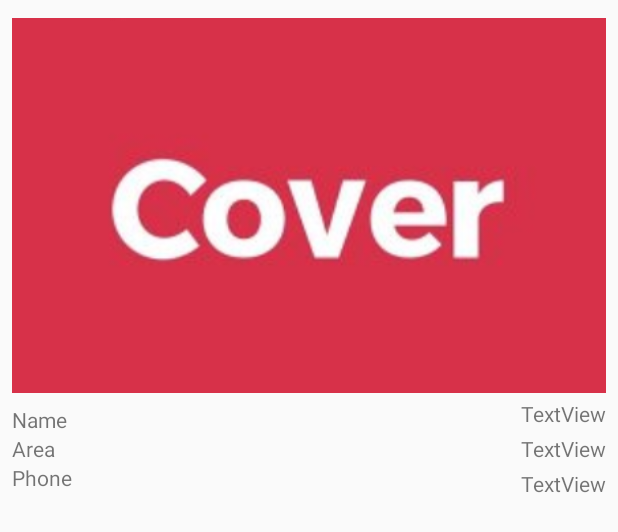
After one commit to wahid8080/To-let, an Android app: the layout favorate_list_view.xml on its own in the app's theme, with its tools: preview values and no code run, on a phone screen of 412 x 824 dp. The commit adds this screen. Shown: the top 532 px of the screen. Run offline under Robolectric (Android 15) with nearby library versions, the phone set to English and light mode, and no system bars.

Commit message:
4rd commit

```diff
--- a/app/src/main/java/com/example/goolemap/Fragment/FragmentHome.java
+++ b/app/src/main/java/com/example/goolemap/Fragment/FragmentHome.java
@@ -177,6 +177,7 @@ public class FragmentHome extends Fragment {
             }
         });
 
+
         button.setOnClickListener(new View.OnClickListener() {
             @Override
             public void onClick(View v) {
--- a/app/src/main/java/com/example/goolemap/UploadData/UploadRoomOrFlat.java
+++ b/app/src/main/java/com/example/goolemap/UploadData/UploadRoomOrFlat.java
@@ -56,7 +56,7 @@ public class UploadRoomOrFlat extends AppCompatActivity {
 
 
         price = findViewById(R.id.housePrice);
-        mImg1 = findViewById(R.id.image1);
+        mImg1 = findViewById(R.id.image1_id);
         mImg2 = findViewById(R.id.image2);
         mImg3 = findViewById(R.id.image3);
         mImg4 = findViewById(R.id.image4);
--- a/app/src/main/java/com/example/goolemap/YourRent.java
+++ b/app/src/main/java/com/example/goolemap/YourRent.java
@@ -22,7 +22,6 @@ public class YourRent extends AppCompatActivity {
     RecyclerView recyclerViewForFlat;
     FirebaseUser user;
     ArrayList<BookingInformation> bookingInformationArrayList;
-
     BookingAdepter bookingAdepter;
 
 
--- a/app/src/main/res/layout/activity_upload_room_or_flat.xml
+++ b/app/src/main/res/layout/activity_upload_room_or_flat.xml
@@ -27,7 +27,7 @@
                 <ImageView
                     android:layout_margin="2dp"
                     android:scaleType="centerCrop"
-                    android:id="@+id/image1"
+                    android:id="@+id/image1_id"
                     android:layout_weight="1"
                     android:src="@drawable/blank_logo"
                     android:layout_width="match_parent"
--- /dev/null
+++ b/app/src/main/res/layout/favorate_list_view.xml
@@ -0,0 +1,93 @@
+<?xml version="1.0" encoding="utf-8"?>
+<androidx.constraintlayout.widget.ConstraintLayout xmlns:android="http://schemas.android.com/apk/res/android"
+    xmlns:app="http://schemas.android.com/apk/res-auto"
+    xmlns:tools="http://schemas.android.com/tools"
+    android:id="@+id/linearLayout2"
+    android:layout_width="match_parent"
+    android:layout_height="wrap_content"
+    android:orientation="vertical">
+
+    <ImageView
+        android:id="@+id/image1_id"
+        android:layout_width="0dp"
+        android:layout_height="250dp"
+        android:layout_marginStart="8dp"
+        android:layout_marginLeft="8dp"
+        android:layout_marginTop="8dp"
+        android:layout_marginEnd="8dp"
+        android:layout_marginRight="8dp"
+        android:scaleType="centerCrop"
+        app:layout_constraintBottom_toTopOf="@+id/name_id"
+        app:layout_constraintEnd_toEndOf="parent"
+        app:layout_constraintStart_toStartOf="parent"
+        app:layout_constraintTop_toTopOf="parent"
+        app:srcCompat="@drawable/cover_image" />
+
+    <TextView
+        android:id="@+id/textView"
+        android:layout_width="wrap_content"
+        android:layout_height="wrap_content"
+        android:layout_marginStart="8dp"
+        android:layout_marginLeft="8dp"
+        android:layout_marginTop="8dp"
+        android:text="Name"
+        app:layout_constraintBottom_toTopOf="@+id/textView2"
+        app:layout_constraintStart_toStartOf="parent"
+        app:layout_constraintTop_toBottomOf="@+id/image1_id" />
+
+    <TextView
+        android:id="@+id/textView2"
+        android:layout_width="wrap_content"
+        android:layout_height="wrap_content"
+        android:layout_marginStart="8dp"
+        android:layout_marginLeft="8dp"
+        android:text="Area"
+        app:layout_constraintBottom_toTopOf="@+id/textView3"
+        app:layout_constraintStart_toStartOf="parent"
+        app:layout_constraintTop_toBottomOf="@+id/textView" />
+
+    <TextView
+        android:id="@+id/textView3"
+        android:layout_width="wrap_content"
+        android:layout_height="wrap_content"
+        android:layout_marginStart="8dp"
+        android:layout_marginLeft="8dp"
+        android:layout_marginBottom="8dp"
+        android:text="Phone"
+        app:layout_constraintBottom_toBottomOf="parent"
+        app:layout_constraintStart_toStartOf="parent"
+        app:layout_constraintTop_toBottomOf="@+id/textView2" />
+
+    <TextView
+        android:id="@+id/name_id"
+        android:layout_width="wrap_content"
+        android:layout_height="wrap_content"
+        android:layout_marginEnd="8dp"
+        android:layout_marginRight="8dp"
+        android:text="TextView"
+        app:layout_constraintBottom_toTopOf="@+id/area_id"
+        app:layout_constraintEnd_toEndOf="parent"
+        app:layout_constraintTop_toBottomOf="@+id/image1_id" />
+
+    <TextView
+        android:id="@+id/area_id"
+        android:layout_width="wrap_content"
+        android:layout_height="wrap_content"
+        android:layout_marginEnd="8dp"
+        android:layout_marginRight="8dp"
+        android:text="TextView"
+        app:layout_constraintBottom_toTopOf="@+id/phone_id"
+        app:layout_constraintEnd_toEndOf="parent"
+        app:layout_constraintTop_toBottomOf="@+id/name_id" />
+
+    <TextView
+        android:id="@+id/phone_id"
+        android:layout_width="wrap_content"
+        android:layout_height="wrap_content"
+        android:layout_marginEnd="8dp"
+        android:layout_marginRight="8dp"
+        android:text="TextView"
+        app:layout_constraintBottom_toBottomOf="parent"
+        app:layout_constraintEnd_toEndOf="parent"
+        app:layout_constraintTop_toBottomOf="@+id/area_id" />
+</androidx.constraintlayout.widget.ConstraintLayout>
```
Also changed, not shown: app/src/main/java/com/example/goolemap/Adepter/ProductAdepter.java (+13 -4 lines), app/src/main/java/com/example/goolemap/Adepter/WishListAdepter.java (+35 -4 lines), app/src/main/java/com/example/goolemap/Model/UploadRoomFlat.java (+7 -1 lines), app/src/main/java/com/example/goolemap/YourWishList.java (+53 -0 lines), app/src/main/res/drawable/ic_like.xml (added, +9 -0 lines), app/src/main/res/drawable/ic_liked.xml (added, +9 -0 lines), app/src/main/res/layout/home_fragment.xml (+1 -12 lines), app/src/main/res/layout/view_product_list.xml (+10 -0 lines).
